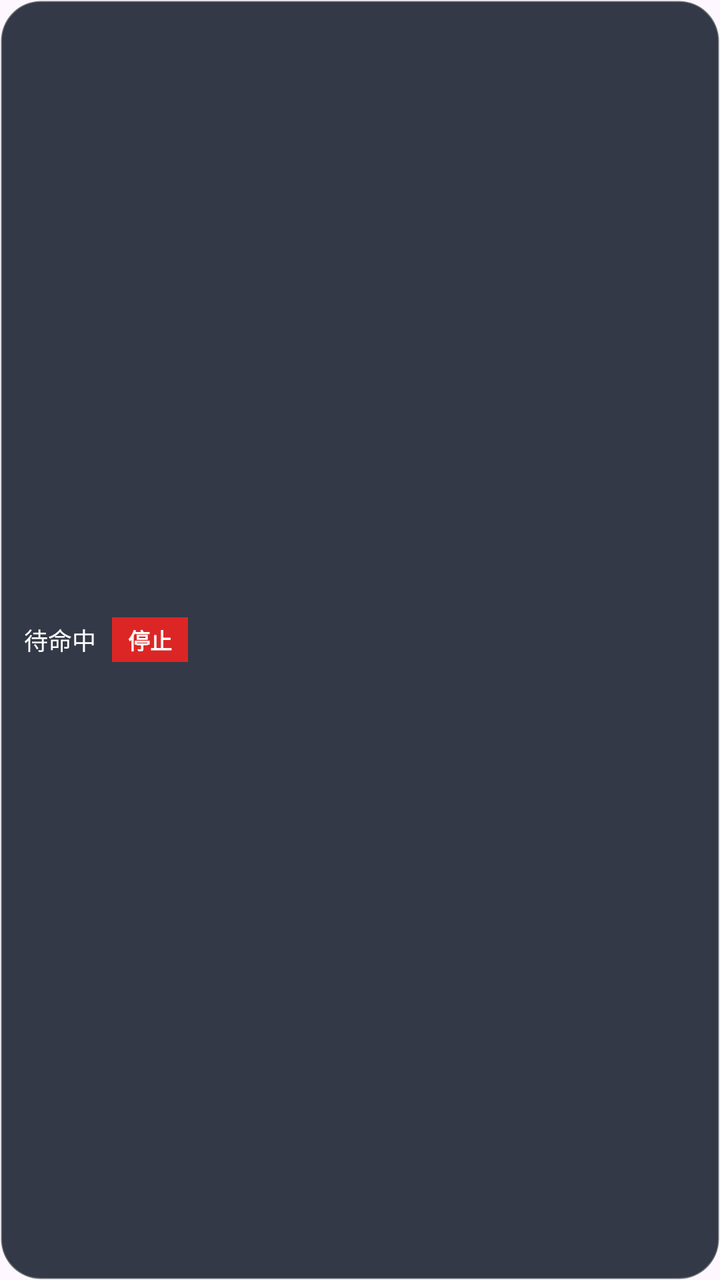
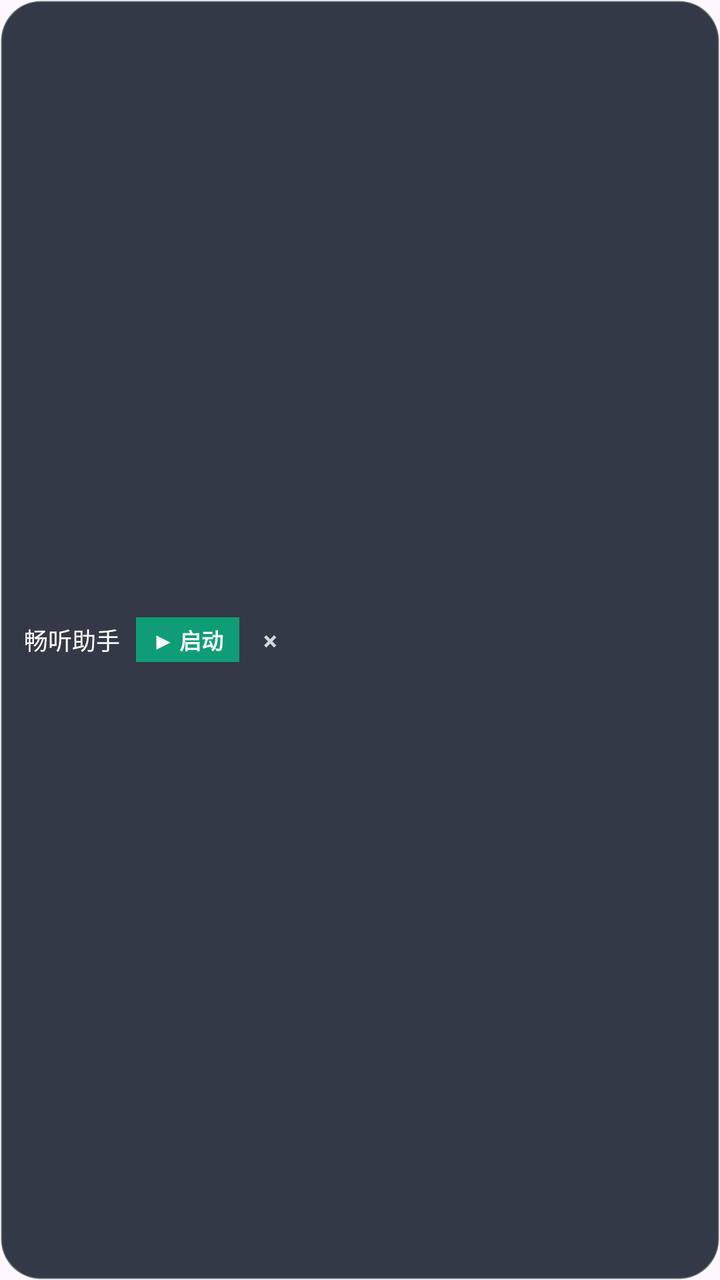

Two renders of the same Android screen: before a commit and after it. Below are the layout's source before the change and the commit's diff.
<!-- AndroidManifest.xml: application theme Theme.QishuiAdHelper -->
<!-- res/layout/view_floating_capsule.xml -->
<?xml version="1.0" encoding="utf-8"?>
<LinearLayout xmlns:android="http://schemas.android.com/apk/res/android"
    android:id="@+id/rootCapsule"
    android:layout_width="wrap_content"
    android:layout_height="wrap_content"
    android:background="@drawable/bg_floating_capsule"
    android:gravity="center_vertical"
    android:orientation="horizontal"
    android:paddingStart="12dp"
    android:paddingTop="6dp"
    android:paddingEnd="8dp"
    android:paddingBottom="6dp">

    <TextView
        android:id="@+id/tvCapsuleStatus"
        android:layout_width="wrap_content"
        android:layout_height="wrap_content"
        android:maxWidth="180dp"
        android:singleLine="true"
        android:ellipsize="end"
        android:text="待命中"
        android:textColor="@color/white"
        android:textSize="12sp" />

    <TextView
        android:id="@+id/btnCapsuleStop"
        android:layout_width="wrap_content"
        android:layout_height="wrap_content"
        android:layout_marginStart="8dp"
        android:background="#DC2626"
        android:paddingStart="8dp"
        android:paddingTop="3dp"
        android:paddingEnd="8dp"
        android:paddingBottom="3dp"
        android:text="停止"
        android:textColor="@color/white"
        android:textSize="11sp"
        android:textStyle="bold" />

</LinearLayout>
<!-- resources referenced by this layout -->
<resources>
  <color name="white">#FFFFFF</color>
  <!-- drawable bg_floating_capsule (drawable) -->
  <?xml version="1.0" encoding="utf-8"?>
  <shape xmlns:android="http://schemas.android.com/apk/res/android"
      android:shape="rectangle">
      <solid android:color="#D9111827" />
      <corners android:radius="20dp" />
      <stroke
          android:width="1dp"
          android:color="#4DFFFFFF" />
  </shape>
  <style name="Theme.QishuiAdHelper" parent="Theme.Material3.Light.NoActionBar">
          <item name="colorPrimary">@color/brand_primary</item>
          <item name="colorSecondary">@color/brand_secondary</item>
          <item name="android:statusBarColor">@color/bg_page</item>
          <item name="android:windowLightStatusBar">true</item>
      </style>
  <color name="brand_primary">#0F9D76</color>
  <color name="brand_secondary">#2563EB</color>
  <color name="bg_page">#F4F6F9</color>
</resources>

<!-- the commit's change to res/layout/view_floating_capsule.xml (unified diff, before → after) -->
@@ -15,12 +15,27 @@
         android:id="@+id/tvCapsuleStatus"
         android:layout_width="wrap_content"
         android:layout_height="wrap_content"
-        android:maxWidth="180dp"
+        android:ellipsize="end"
+        android:maxWidth="175dp"
         android:singleLine="true"
-        android:ellipsize="end"
-        android:text="待命中"
+        android:text="畅听助手"
         android:textColor="@color/white"
         android:textSize="12sp" />
+
+    <TextView
+        android:id="@+id/btnCapsuleStart"
+        android:layout_width="wrap_content"
+        android:layout_height="wrap_content"
+        android:layout_marginStart="8dp"
+        android:background="#0F9D76"
+        android:paddingStart="8dp"
+        android:paddingTop="3dp"
+        android:paddingEnd="8dp"
+        android:paddingBottom="3dp"
+        android:text="▶ 启动"
+        android:textColor="@color/white"
+        android:textSize="11sp"
+        android:textStyle="bold" />
 
     <TextView
         android:id="@+id/btnCapsuleStop"
@@ -32,9 +47,24 @@
         android:paddingTop="3dp"
         android:paddingEnd="8dp"
         android:paddingBottom="3dp"
-        android:text="停止"
+        android:text="■ 停止"
         android:textColor="@color/white"
         android:textSize="11sp"
+        android:textStyle="bold"
+        android:visibility="gone" />
+
+    <TextView
+        android:id="@+id/btnCapsuleClose"
+        android:layout_width="wrap_content"
+        android:layout_height="wrap_content"
+        android:layout_marginStart="6dp"
+        android:paddingStart="6dp"
+        android:paddingTop="3dp"
+        android:paddingEnd="6dp"
+        android:paddingBottom="3dp"
+        android:text="×"
+        android:textColor="#CCFFFFFF"
+        android:textSize="13sp"
         android:textStyle="bold" />
 
 </LinearLayout>
